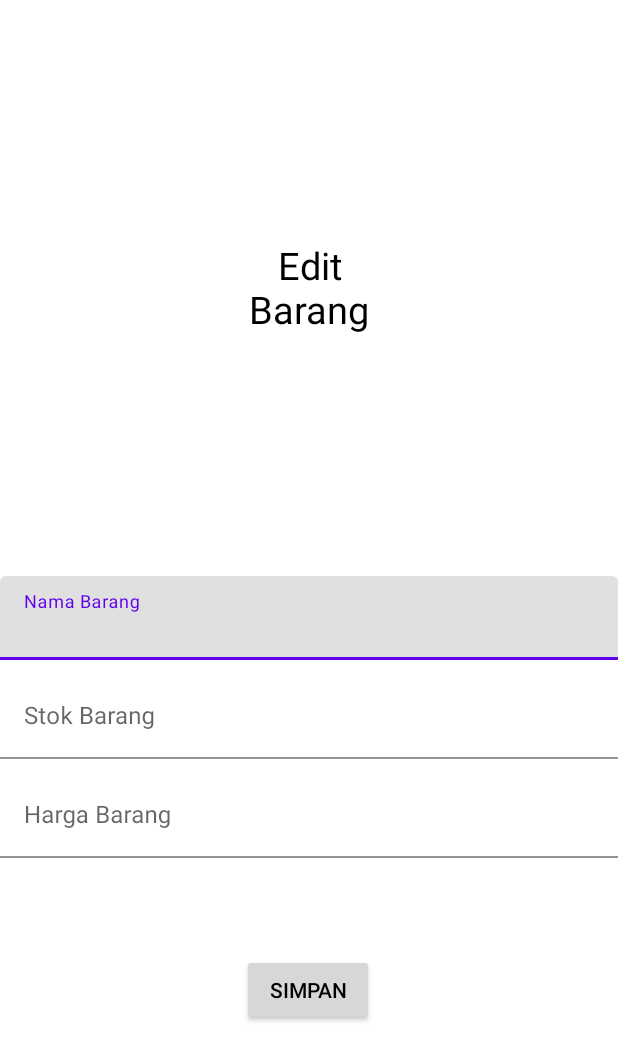
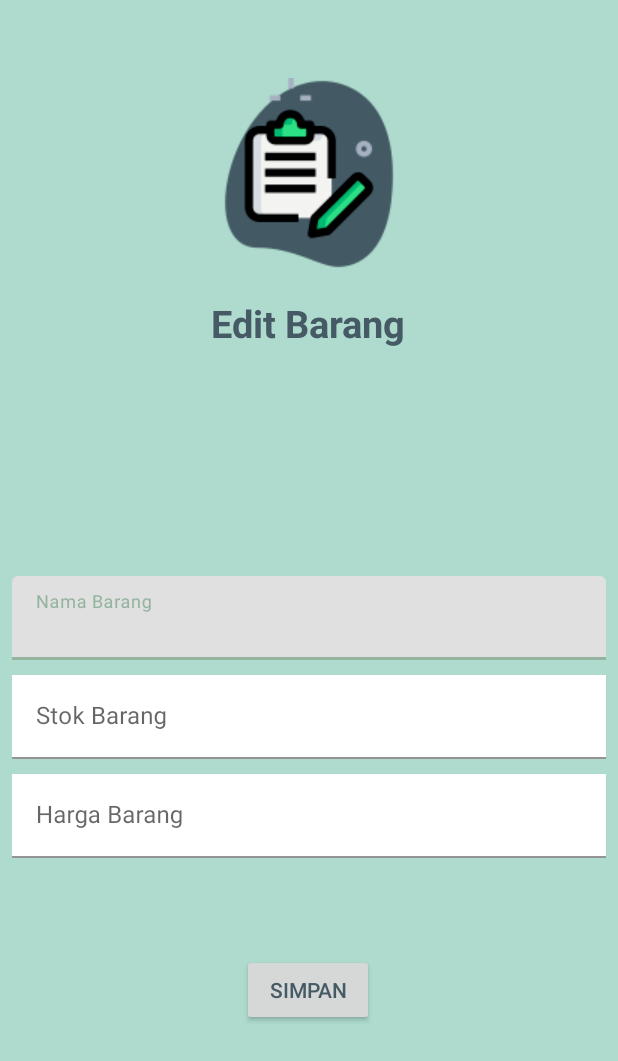
Before and after one commit to NoobCoderAk/TugasAkhir_PAM_20200140018, an Android app: the EditBarang screen opened directly, with no data from a screen before it, on a phone screen of 412 x 824 dp. Shown: the top 1061 px of the screen. Run offline under Robolectric (Android 15) with nearby library versions, the phone set to English and light mode, and no system bars.

Commit message:
update style

```diff
--- a/app/src/main/AndroidManifest.xml
+++ b/app/src/main/AndroidManifest.xml
@@ -10,15 +10,18 @@
         android:supportsRtl="true"
         android:theme="@style/Theme.AplikasiStokBarang">
         <activity
+            android:label="@string/app_name_edit"
             android:name=".EditBarang"
             android:parentActivityName=".ViewDaftarBarang"/>
         <activity
             android:name=".TambahData"
+            android:label="@string/app_name_tambah"
             android:parentActivityName=".Home_Activity"/>
         <activity
             android:name=".ViewDaftarBarang"
             android:parentActivityName=".Home_Activity"/>
         <activity
+            android:label="@string/app_name_main"
             android:name=".Home_Activity" />
         <activity
             android:name=".MainActivity"
--- a/app/src/main/java/com/project/aplikasistokbarang/TambahData.java
+++ b/app/src/main/java/com/project/aplikasistokbarang/TambahData.java
@@ -2,6 +2,7 @@ package com.project.aplikasistokbarang;
 
 import androidx.appcompat.app.AppCompatActivity;
 
+import android.app.Dialog;
 import android.os.Bundle;
 import android.widget.Button;
 import android.content.Intent;
@@ -29,6 +30,7 @@ public class TambahData extends AppCompatActivity {
         tStokBarang=(TextInputEditText) findViewById(R.id.tietStok);
         tHargaBarang=(TextInputEditText) findViewById(R.id.tietHarga);
         simpanBtn=(Button) findViewById(R.id.buttonSave);
+
 
         simpanBtn.setOnClickListener(new View.OnClickListener() {
             @Override
--- /dev/null
+++ b/app/src/main/res/drawable/edit_background.xml
@@ -0,0 +1,5 @@
+<?xml version="1.0" encoding="utf-8"?>
+<shape xmlns:android="http://schemas.android.com/apk/res/android" >
+    <stroke android:color="@color/scnd_color" android:width="2dp"/>
+    <corners android:radius="15dp" />
+</shape>
--- a/app/src/main/res/layout/activity_edit_barang.xml
+++ b/app/src/main/res/layout/activity_edit_barang.xml
@@ -4,6 +4,7 @@
     xmlns:tools="http://schemas.android.com/tools"
     android:layout_width="match_parent"
     android:layout_height="match_parent"
+    android:background="#AEDBCE"
     tools:context=".EditBarang">
 
     <com.google.android.material.textfield.TextInputLayout
@@ -17,6 +18,8 @@
 
         <com.google.android.material.textfield.TextInputEditText
             android:id="@+id/edNamaBarang"
+            android:layout_marginLeft="8dp"
+            android:layout_marginRight="8dp"
             android:layout_width="match_parent"
             android:layout_height="wrap_content"
             android:textColor="@color/black"
@@ -38,6 +41,8 @@
             android:id="@+id/edStokBarang"
             android:layout_width="match_parent"
             android:layout_height="wrap_content"
+            android:layout_marginLeft="8dp"
+            android:layout_marginRight="8dp"
             android:background="@color/white"
             android:hint="@string/StokBarang_label"
             android:textColor="@color/black"
@@ -58,6 +63,8 @@
             android:id="@+id/edHargaBarang"
             android:layout_width="match_parent"
             android:layout_height="wrap_content"
+            android:layout_marginLeft="8dp"
+            android:layout_marginRight="8dp"
             android:background="@color/white"
             android:textColor="@color/black"
             android:textColorHint="@color/black"
@@ -70,7 +77,7 @@
         android:layout_height="wrap_content"
         android:layout_marginBottom="100dp"
         android:text="@string/button_save"
-        android:textColor="@color/black"
+        android:textColor="#455A64"
         app:layout_constraintBottom_toBottomOf="parent"
         app:layout_constraintTop_toBottomOf="@id/textInputLayout3"
         app:layout_constraintEnd_toEndOf="@id/textInputLayout3"
@@ -80,15 +87,29 @@
 
     <TextView
         android:id="@+id/textView"
-        android:layout_width="127dp"
-        android:layout_height="66dp"
+        android:layout_width="200dp"
+        android:layout_height="40dp"
+        android:text="@string/teditbarang"
         android:textAlignment="center"
-        android:textColor="@color/black"
-        android:textSize="25dp"
-        android:text="@string/teditbarang"
+        android:textColor="#455A64"
+        android:textSize="25sp"
+        android:textStyle="bold"
         app:layout_constraintBottom_toTopOf="@id/textInputLayout"
         app:layout_constraintEnd_toEndOf="parent"
+        app:layout_constraintHorizontal_bias="0.497"
         app:layout_constraintStart_toStartOf="parent"
-        app:layout_constraintTop_toTopOf="parent"/>
+        app:layout_constraintTop_toBottomOf="@+id/imageView2"
+        app:layout_constraintVertical_bias="0.11" />
+
+    <ImageView
+        android:id="@+id/imageView2"
+        android:layout_width="wrap_content"
+        android:layout_height="wrap_content"
+        android:layout_marginTop="52dp"
+        android:src="@drawable/ic_edit"
+        app:layout_constraintEnd_toEndOf="parent"
+        app:layout_constraintHorizontal_bias="0.501"
+        app:layout_constraintStart_toStartOf="parent"
+        app:layout_constraintTop_toTopOf="parent" />
 
 </androidx.constraintlayout.widget.ConstraintLayout>
--- a/app/src/main/res/layout/activity_view_daftar_barang.xml
+++ b/app/src/main/res/layout/activity_view_daftar_barang.xml
@@ -4,6 +4,7 @@
     xmlns:tools="http://schemas.android.com/tools"
     android:layout_width="match_parent"
     android:layout_height="match_parent"
+    android:background="#AEDBCE"
     tools:context=".ViewDaftarBarang"
     >
 
--- a/app/src/main/res/values/colors.xml
+++ b/app/src/main/res/values/colors.xml
@@ -7,4 +7,5 @@
     <color name="teal_700">#FF018786</color>
     <color name="black">#FF000000</color>
     <color name="white">#FFFFFFFF</color>
+    <color name="scnd_color">#94B49F</color>
 </resources>
--- a/app/src/main/res/values/themes.xml
+++ b/app/src/main/res/values/themes.xml
@@ -2,7 +2,7 @@
     <!-- Base application theme. -->
     <style name="Theme.AplikasiStokBarang" parent="Theme.MaterialComponents.DayNight.DarkActionBar">
         <!-- Primary brand color. -->
-        <item name="colorPrimary">@color/purple_500</item>
+        <item name="colorPrimary">@color/scnd_color</item>
         <item name="colorPrimaryVariant">@color/purple_700</item>
         <item name="colorOnPrimary">@color/white</item>
         <!-- Secondary brand color. -->
```
Also changed, not shown: app/src/main/java/com/project/aplikasistokbarang/Home_Activity.java (+4 -3 lines), app/src/main/res/layout/activity_home.xml (+32 -13 lines), app/src/main/res/layout/activity_main.xml (+9 -9 lines), app/src/main/res/layout/activity_tambah_data.xml (+14 -2 lines), app/src/main/res/layout/popup.xml (added, +27 -0 lines), app/src/main/res/values/strings.xml (+8 -1 lines), app/src/main/res/drawable/ic_check.png (added), app/src/main/res/drawable/ic_edit.png (added), app/src/main/res/drawable/ic_login2.png (added), app/src/main/res/drawable/ic_tambahbarang.png (added), app/src/main/res/drawable/ic_viewbarang.png (added).
